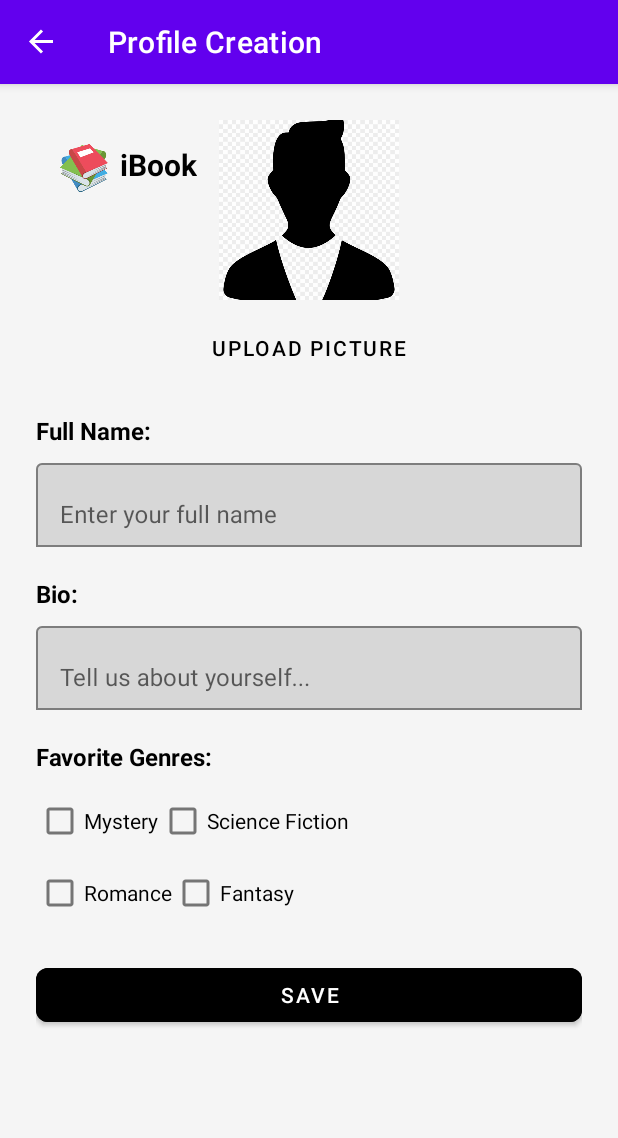
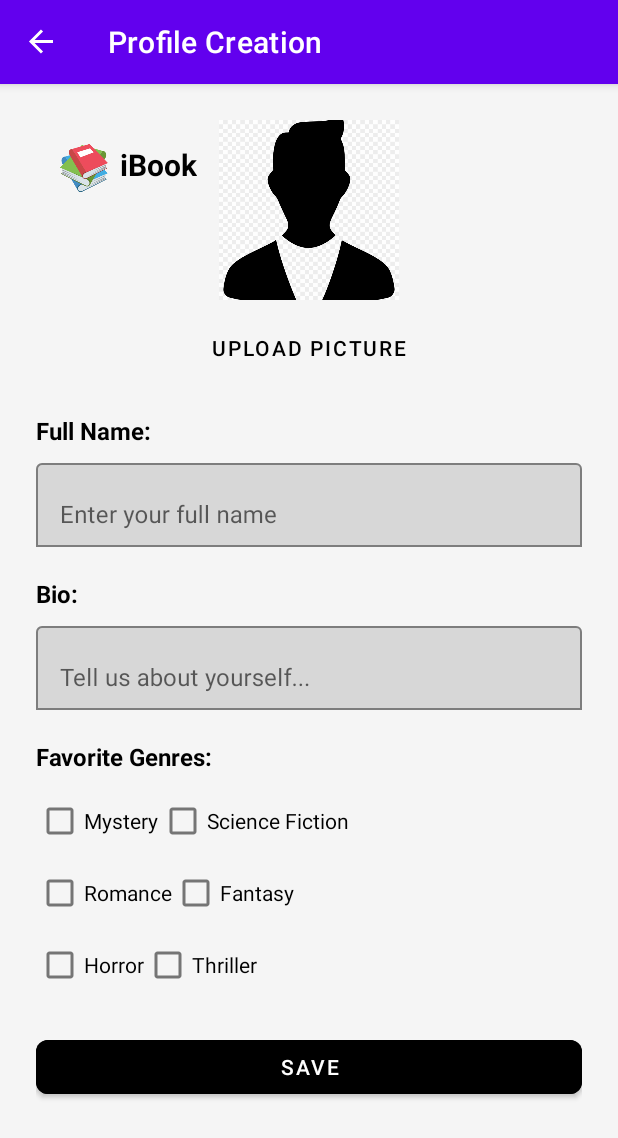
Before and after one commit to AmitOfeck/iBookProject, an Android app built with Jetpack Compose: the ProfileCreationFragment screen opened through its navigation route, after a tap on "SAVE", on a phone screen of 412 x 824 dp. Shown: the top 1138 px of the screen. Run offline under Robolectric (Android 15) with nearby library versions, the phone set to English and light mode, and no system bars; our stand-ins replace Firebase (no records; nobody signed in at launch, a user with empty details on screens opened directly), Room's generated code, data binding, navigation-ui.

Commit message:
selected list 6 genres

```diff
--- a/app/src/main/java/com/example/ibookproject/ui/profile/ProfileCreationFragment.kt
+++ b/app/src/main/java/com/example/ibookproject/ui/profile/ProfileCreationFragment.kt
@@ -8,6 +8,7 @@ import android.os.Bundle
 import android.view.LayoutInflater
 import android.view.View
 import android.view.ViewGroup
+import android.widget.CheckBox
 import android.widget.Toast
 import androidx.activity.result.contract.ActivityResultContracts
 import androidx.fragment.app.Fragment
@@ -19,7 +20,6 @@ import com.example.ibookproject.databinding.FragmentProfileCreationBinding
 import android.util.Log
 import com.google.firebase.auth.FirebaseAuth
 import com.bumptech.glide.Glide
-
 
 class ProfileCreationFragment : Fragment() {
     private var _binding: FragmentProfileCreationBinding? = null
@@ -41,7 +41,16 @@ class ProfileCreationFragment : Fragment() {
         binding.saveButton.setOnClickListener {
             val name = binding.nameInput.text.toString().trim()
             val bio = binding.bioInput.text.toString().trim()
-            val selectedGenres = listOf("Fantasy", "Sci-Fi", "Mystery")
+
+            // קבלת הז'אנרים שנבחרו
+            val selectedGenres = mutableListOf<String>()
+            if (binding.checkboxMystery.isChecked) selectedGenres.add("Mystery")
+            if (binding.checkboxSciFi.isChecked) selectedGenres.add("Science Fiction")
+            if (binding.checkboxRomance.isChecked) selectedGenres.add("Romance")
+            if (binding.checkboxFantasy.isChecked) selectedGenres.add("Fantasy")
+            if (binding.checkboxHorror.isChecked) selectedGenres.add("Horror")
+            if (binding.checkboxThriller.isChecked) selectedGenres.add("Thriller")
+
             val genresString = selectedGenres.joinToString(",")
 
             val imageUri = selectedImageUri?.toString() ?: ""
@@ -61,7 +70,11 @@ class ProfileCreationFragment : Fragment() {
 
             userViewModel.getUserById(userId).observe(viewLifecycleOwner) { savedUser ->
                 if (savedUser != null) {
-                    Log.d("ProfileCreationFragment", "User loaded: $savedUser")
+                    Log.d("ProfileCreationFragment", "User saved: $savedUser")
+                    // הדפס את המידע שנשמר
+                    Log.d("ProfileCreationFragment", "User Name: ${savedUser.name}")
+                    Log.d("ProfileCreationFragment", "User Bio: ${savedUser.bio}")
+                    Log.d("ProfileCreationFragment", "User Genres: ${savedUser.favoriteGenres}")
                 } else {
                     Log.e("ProfileCreationFragment", "User not found after saving")
                 }
--- a/app/src/main/res/layout/fragment_profile_creation.xml
+++ b/app/src/main/res/layout/fragment_profile_creation.xml
@@ -175,6 +175,15 @@
                 <CheckBox android:id="@+id/checkboxRomance" android:layout_width="wrap_content" android:layout_height="wrap_content" android:text="Romance"/>
                 <CheckBox android:id="@+id/checkboxFantasy" android:layout_width="wrap_content" android:layout_height="wrap_content" android:text="Fantasy"/>
             </LinearLayout>
+
+            <LinearLayout
+                android:layout_width="match_parent"
+                android:layout_height="wrap_content"
+                android:orientation="horizontal">
+
+                <CheckBox android:id="@+id/checkboxHorror" android:layout_width="wrap_content" android:layout_height="wrap_content" android:text="Horror"/>
+                <CheckBox android:id="@+id/checkboxThriller" android:layout_width="wrap_content" android:layout_height="wrap_content" android:text="Thriller"/>
+            </LinearLayout>
         </LinearLayout>
 
         <!-- Save Button -->
```
